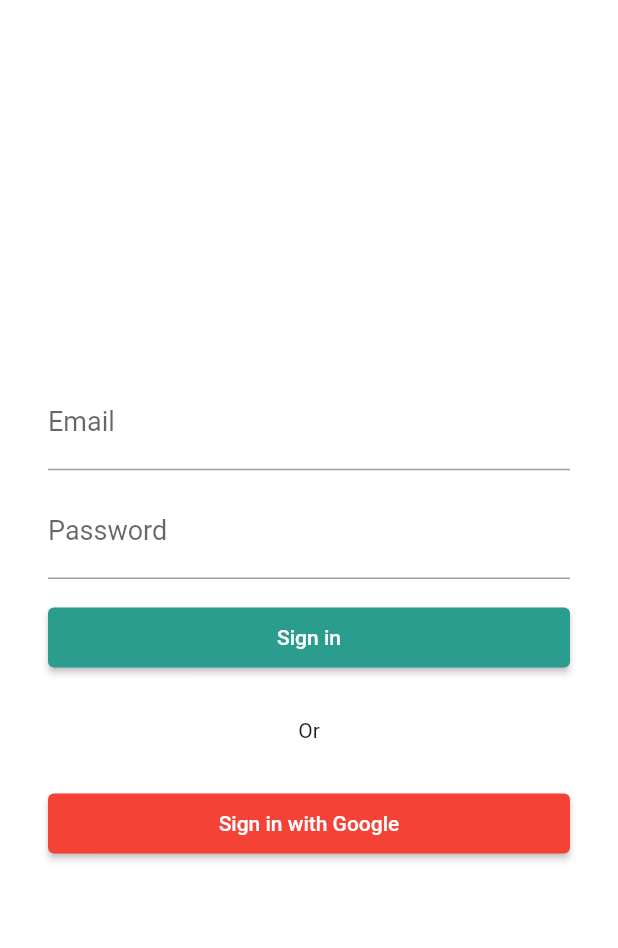
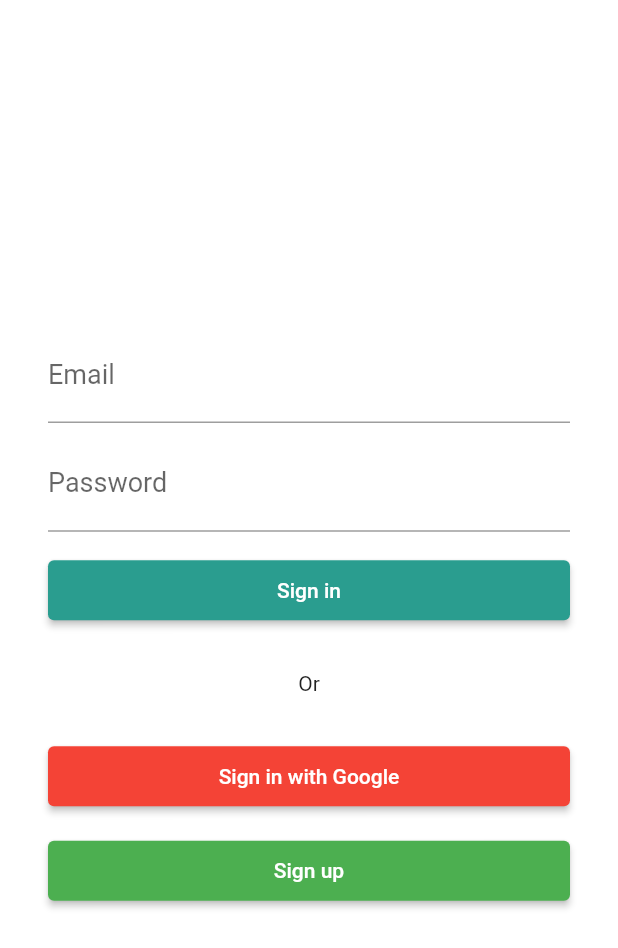
Before and after one commit to TrungHieu-HCMUIT/Greuse_GSC2021, a Flutter app: the screen it shows after launch, on a phone screen of 412 x 824 dp. Shown: the top 948 px of the screen. Run offline on Flutter 3.47's test engine with Material 2 defaults, Android fonts, the phone set to English and light mode, and no system bars.

Commit message:
UI(SignInScreen): Draft UI

```diff
--- a/lib/screens/sign_in_screen.dart
+++ b/lib/screens/sign_in_screen.dart
@@ -43,6 +43,10 @@ class _SignInScreenState extends State<SignInScreen> {
 
   void _signInWithGoogle() {
     // TODO: Implement sign in with Google
+  }
+
+  void _signUp() {
+    // TODO: Implement _signUp function
   }
 
   @override
@@ -99,6 +103,14 @@ class _SignInScreenState extends State<SignInScreen> {
                     'Sign in with Google',
                   ),
                 ),
+                SizedBox(height: 15.0),
+                RaisedButton(
+                  onPressed: _signUp,
+                  color: Colors.green,
+                  child: Text(
+                    'Sign up',
+                  ),
+                ),
               ],
             ),
           ),
```
